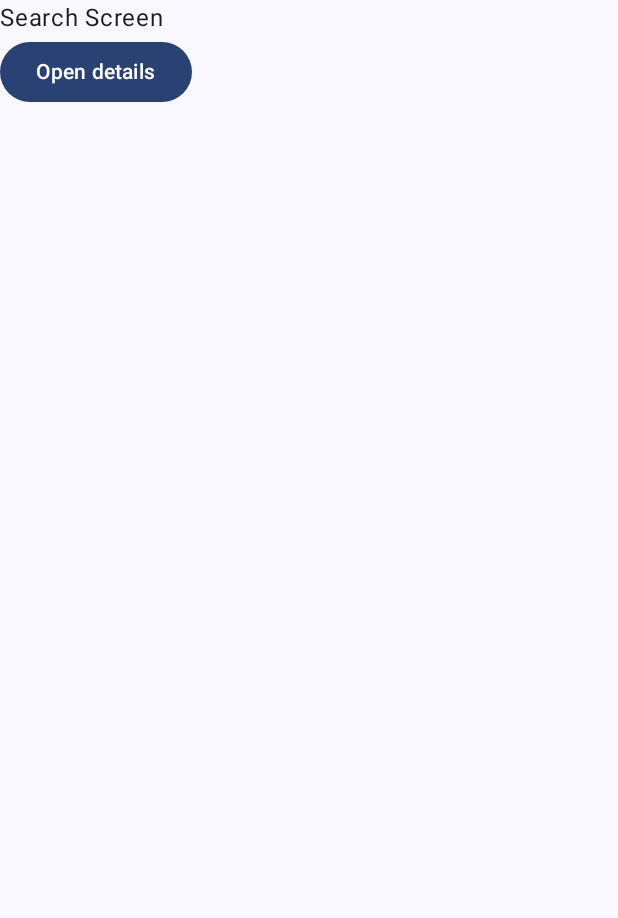
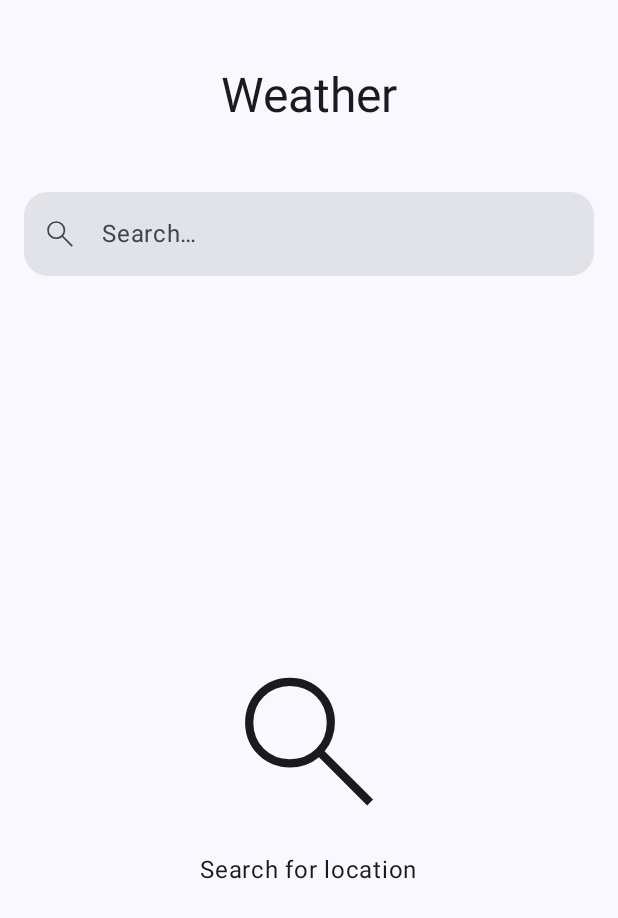
Before and after one commit to kormateusz/weather, an Android app built with Jetpack Compose: the screen it shows after launch (MainActivity), on a phone screen of 412 x 824 dp. Shown: the top 918 px of the screen. Run offline under Robolectric (Android 15) with nearby library versions, the phone set to English and light mode, and no system bars.

Commit message:
Add basic search screen UI

```diff
--- a/app/src/main/java/pl/kormateusz/weather/App.kt
+++ b/app/src/main/java/pl/kormateusz/weather/App.kt
@@ -4,6 +4,7 @@ import android.app.Application
 import org.koin.android.ext.koin.androidContext
 import org.koin.core.context.startKoin
 import pl.kormateusz.weather.modules.routingModule
+import pl.kormateusz.weather.modules.useCaseModule
 import pl.kormateusz.weather.modules.viewModelModule
 
 class App : Application() {
@@ -14,6 +15,7 @@ class App : Application() {
             modules(
                 viewModelModule,
                 routingModule,
+                useCaseModule,
             )
         }
     }
--- /dev/null
+++ b/app/src/main/java/pl/kormateusz/weather/domain/models/Location.kt
@@ -0,0 +1,5 @@
+package pl.kormateusz.weather.domain.models
+
+data class Location(
+    val name: String,
+)
--- /dev/null
+++ b/app/src/main/java/pl/kormateusz/weather/domain/usecases/BaseUseCase.kt
@@ -0,0 +1,9 @@
+package pl.kormateusz.weather.domain.usecases
+
+abstract class BaseParamUseCase<T, E> {
+    protected abstract fun buildUseCase(param: T): E
+
+    open fun execute(param: T): E {
+        return this.buildUseCase(param)
+    }
+}
--- /dev/null
+++ b/app/src/main/java/pl/kormateusz/weather/domain/usecases/ValidateSearchQueryUseCase.kt
@@ -0,0 +1,12 @@
+package pl.kormateusz.weather.domain.usecases
+
+class ValidateSearchQueryUseCase : BaseParamUseCase<String, Boolean>() {
+
+    @Suppress("PARAMETER_NAME_CHANGED_ON_OVERRIDE")
+    override fun buildUseCase(locationName: String): Boolean =
+        Regex(QUERY_REGEX).matches(locationName)
+
+    private companion object {
+        private const val QUERY_REGEX = "^\$|^[A-Za-zĄąĆćĘęŁłŃńÓóŚśŹźŻż\\s-]+\$"
+    }
+}
--- /dev/null
+++ b/app/src/main/java/pl/kormateusz/weather/modules/UseCaseModule.kt
@@ -0,0 +1,8 @@
+package pl.kormateusz.weather.modules
+
+import org.koin.dsl.module
+import pl.kormateusz.weather.domain.usecases.ValidateSearchQueryUseCase
+
+val useCaseModule = module {
+    factory { ValidateSearchQueryUseCase() }
+}
--- a/app/src/main/java/pl/kormateusz/weather/modules/ViewModelModule.kt
+++ b/app/src/main/java/pl/kormateusz/weather/modules/ViewModelModule.kt
@@ -6,6 +6,6 @@ import pl.kormateusz.weather.ui.screens.details.DetailsViewModel
 import pl.kormateusz.weather.ui.screens.search.SearchViewModel
 
 val viewModelModule = module {
-    viewModel { SearchViewModel(mainRouting = get()) }
+    viewModel { SearchViewModel(mainRouting = get(), validateSearchQueryUseCase = get()) }
     viewModel { (value: String) -> DetailsViewModel(value, mainRouting = get()) }
 }
--- a/app/src/main/java/pl/kormateusz/weather/ui/screens/MainActivity.kt
+++ b/app/src/main/java/pl/kormateusz/weather/ui/screens/MainActivity.kt
@@ -3,11 +3,12 @@ package pl.kormateusz.weather.ui.screens
 import android.os.Bundle
 import androidx.activity.ComponentActivity
 import androidx.activity.compose.setContent
-import pl.kormateusz.weather.ui.screens.MainApp
+import androidx.activity.enableEdgeToEdge
 
 class MainActivity : ComponentActivity() {
     override fun onCreate(savedInstanceState: Bundle?) {
         super.onCreate(savedInstanceState)
+        enableEdgeToEdge()
         setContent {
             MainApp()
         }
--- a/app/src/main/java/pl/kormateusz/weather/ui/screens/MainApp.kt
+++ b/app/src/main/java/pl/kormateusz/weather/ui/screens/MainApp.kt
@@ -1,6 +1,8 @@
 package pl.kormateusz.weather.ui.screens
 
+import androidx.compose.foundation.layout.Box
 import androidx.compose.foundation.layout.fillMaxSize
+import androidx.compose.foundation.layout.safeDrawingPadding
 import androidx.compose.material3.Surface
 import androidx.compose.runtime.Composable
 import androidx.compose.ui.Modifier
@@ -15,10 +17,12 @@ fun MainApp() {
     NavigatorLaunchedEffect(navController)
 
     WeatherTheme {
-        Surface(
-            modifier = Modifier.fillMaxSize(),
-        ) {
-            MainNavHost(navController)
+        Box(Modifier.safeDrawingPadding()) {
+            Surface(
+                modifier = Modifier.fillMaxSize(),
+            ) {
+                MainNavHost(navController)
+            }
         }
     }
 }
--- /dev/null
+++ b/app/src/main/java/pl/kormateusz/weather/ui/screens/common/SearchBox.kt
@@ -0,0 +1,82 @@
+package pl.kormateusz.weather.ui.screens.common
+
+import androidx.annotation.StringRes
+import androidx.compose.foundation.layout.fillMaxWidth
+import androidx.compose.foundation.layout.size
+import androidx.compose.foundation.shape.RoundedCornerShape
+import androidx.compose.foundation.text.KeyboardOptions
+import androidx.compose.material3.Icon
+import androidx.compose.material3.IconButton
+import androidx.compose.material3.MaterialTheme
+import androidx.compose.material3.Text
+import androidx.compose.material3.TextField
+import androidx.compose.material3.TextFieldDefaults
+import androidx.compose.runtime.Composable
+import androidx.compose.ui.Modifier
+import androidx.compose.ui.graphics.Color
+import androidx.compose.ui.res.painterResource
+import androidx.compose.ui.res.stringResource
+import androidx.compose.ui.text.input.KeyboardCapitalization
+import androidx.compose.ui.unit.dp
+import pl.kormateusz.weather.R
+
+@Composable
+fun SearchBox(
+    modifier: Modifier = Modifier,
+    value: String,
+    placeholder: String = "",
+    isErrorVisible: Boolean = false,
+    @StringRes errorText: Int? = null,
+    onTextChanged: (String) -> Unit,
+) {
+    TextField(
+        modifier = modifier
+            .fillMaxWidth(),
+        value = value,
+        placeholder = {
+            Text(
+                text = placeholder,
+                style = MaterialTheme.typography.bodyLarge,
+            )
+        },
+        shape = RoundedCornerShape(16.dp),
+        singleLine = true,
+        colors = TextFieldDefaults.colors(
+            focusedIndicatorColor = Color.Transparent,
+            unfocusedIndicatorColor = Color.Transparent,
+            errorLeadingIconColor = MaterialTheme.colorScheme.error,
+            errorIndicatorColor = Color.Transparent,
+            errorContainerColor = MaterialTheme.colorScheme.error.copy(alpha = 0.1f),
+        ),
+        leadingIcon = {
+            Icon(
+                modifier = Modifier.size(24.dp),
+                painter = painterResource(R.drawable.ic_search),
+                contentDescription = null,
+            )
+        },
+        trailingIcon = {
+            if (value.isNotEmpty()) {
+                IconButton(onClick = { onTextChanged("") }) {
+                    Icon(
+                        modifier = Modifier.size(24.dp),
+                        painter = painterResource(R.drawable.ic_clear),
+                        contentDescription = null
+                    )
+                }
+            }
+        },
+        textStyle = MaterialTheme.typography.bodyLarge,
+        keyboardOptions = KeyboardOptions(capitalization = KeyboardCapitalization.Sentences),
+        isError = isErrorVisible,
+        supportingText = {
+            if (errorText != null && isErrorVisible) {
+                Text(
+                    text = stringResource(id = errorText),
+                    style = MaterialTheme.typography.bodySmall,
+                )
+            }
+        },
+        onValueChange = { onTextChanged(it) },
+    )
+}
--- a/app/src/main/java/pl/kormateusz/weather/ui/screens/search/SearchScreen.kt
+++ b/app/src/main/java/pl/kormateusz/weather/ui/screens/search/SearchScreen.kt
@@ -1,21 +1,157 @@
 package pl.kormateusz.weather.ui.screens.search
 
+import androidx.compose.foundation.Image
+import androidx.compose.foundation.background
+import androidx.compose.foundation.layout.Arrangement
 import androidx.compose.foundation.layout.Column
-import androidx.compose.material3.Button
+import androidx.compose.foundation.layout.PaddingValues
+import androidx.compose.foundation.layout.Row
+import androidx.compose.foundation.layout.Spacer
+import androidx.compose.foundation.layout.fillMaxSize
+import androidx.compose.foundation.layout.fillMaxWidth
+import androidx.compose.foundation.layout.height
+import androidx.compose.foundation.layout.offset
+import androidx.compose.foundation.layout.padding
+import androidx.compose.foundation.layout.size
+import androidx.compose.foundation.layout.width
+import androidx.compose.foundation.lazy.LazyColumn
+import androidx.compose.foundation.lazy.items
+import androidx.compose.foundation.shape.CircleShape
+import androidx.compose.foundation.shape.RoundedCornerShape
+import androidx.compose.material3.Card
+import androidx.compose.material3.CenterAlignedTopAppBar
+import androidx.compose.material3.ExperimentalMaterial3Api
+import androidx.compose.material3.Icon
+import androidx.compose.material3.MaterialTheme
+import androidx.compose.material3.Scaffold
 import androidx.compose.material3.Text
 import androidx.compose.runtime.Composable
+import androidx.compose.runtime.collectAsState
+import androidx.compose.runtime.getValue
+import androidx.compose.ui.Alignment
+import androidx.compose.ui.Modifier
+import androidx.compose.ui.draw.clip
+import androidx.compose.ui.layout.ContentScale
+import androidx.compose.ui.res.painterResource
+import androidx.compose.ui.res.stringResource
+import androidx.compose.ui.unit.dp
+import androidx.compose.ui.zIndex
 import kotlinx.serialization.Serializable
+import pl.kormateusz.weather.R
+import pl.kormateusz.weather.domain.models.Location
 import pl.kormateusz.weather.ui.navigation.ComposeRoute
+import pl.kormateusz.weather.ui.screens.common.SearchBox
 
 @Serializable
 object SearchScreen : ComposeRoute
 
+@OptIn(ExperimentalMaterial3Api::class)
 @Composable
 fun SearchScreen(viewModel: SearchViewModel) {
-    Column {
-        Text(text = "Search Screen")
-        Button(onClick = { viewModel.onButtonClicked() }) {
-            Text(text = "Open details")
+    val state: SearchScreenUIState by viewModel.state.collectAsState()
+
+    Scaffold(
+        topBar = {
+            CenterAlignedTopAppBar(
+                modifier = Modifier.padding(vertical = 32.dp),
+                title = {
+                    Text(
+                        text = stringResource(id = R.string.app_name),
+                        style = MaterialTheme.typography.headlineLarge,
+                    )
+                })
+        }
+    ) { innerPadding ->
+        Column(
+            modifier = Modifier
+                .fillMaxWidth()
+                .padding(innerPadding)
+                .padding(horizontal = 16.dp)
+        ) {
+            SearchBox(
+                modifier = Modifier.zIndex(1f),
+                value = state.searchQuery,
+                isErrorVisible = !state.isQueryValid,
+                errorText = R.string.search_box_error,
+                placeholder = stringResource(id = R.string.search_placeholder),
+                onTextChanged = { viewModel.onQueryChange(it) },
+            )
+
+            if (state.locations.isEmpty()) {
+                EmptyState()
+            } else {
+                BodyList(state, viewModel)
+            }
         }
     }
 }
+
+@Composable
+private fun BodyList(
+    state: SearchScreenUIState,
+    viewModel: SearchViewModel
+) {
+    LazyColumn(
+        modifier = Modifier.offset(y = (-16).dp),
+        contentPadding = PaddingValues(top = 32.dp)
+    ) {
+        items(state.locations) { location ->
+            ListItem(location, onItemClick = { viewModel.onLocationClick(it) })
+            Spacer(modifier = Modifier.height(8.dp))
+        }
+    }
+}
+
+@Composable
+private fun ListItem(
+    location: Location,
+    onItemClick: (Location) -> Unit,
+) {
+    Card(
+        shape = RoundedCornerShape(16.dp),
+        onClick = { onItemClick(location) },
+    ) {
+        Row(
+            Modifier
+                .fillMaxWidth()
+                .padding(8.dp)
+                .height(54.dp),
+            verticalAlignment = Alignment.CenterVertically
+        ) {
+            Image(
+                modifier = Modifier
+                    .size(48.dp)
+                    .clip(CircleShape)
+                    .background(MaterialTheme.colorScheme.background),
+                painter = painterResource(R.drawable.city),
+                contentDescription = null,
+                contentScale = ContentScale.Crop,
+            )
+            Spacer(modifier = Modifier.width(8.dp))
+            Text(
+                text = location.name,
+                style = MaterialTheme.typography.bodyLarge,
+            )
+        }
+    }
+}
+
+@Composable
+private fun EmptyState() {
+    Column(
+        modifier = Modifier.fillMaxSize(),
+        horizontalAlignment = Alignment.CenterHorizontally,
+        verticalArrangement = Arrangement.Center,
+    ) {
+        Icon(
+            painter = painterResource(R.drawable.ic_search),
+            contentDescription = null,
+            modifier = Modifier.size(120.dp),
+        )
+        Spacer(modifier = Modifier.height(16.dp))
+        Text(
+            text = stringResource(id = R.string.search_empty_state_label),
+            style = MaterialTheme.typography.bodyLarge,
+        )
+    }
+}
--- /dev/null
+++ b/app/src/main/java/pl/kormateusz/weather/ui/screens/search/SearchScreenUIState.kt
@@ -0,0 +1,9 @@
+package pl.kormateusz.weather.ui.screens.search
+
+import pl.kormateusz.weather.domain.models.Location
+
+data class SearchScreenUIState(
+    val searchQuery: String = "",
+    val isQueryValid: Boolean = true,
+    val locations: List<Location> = emptyList(),
+)
--- /dev/null
+++ b/app/src/main/res/drawable/ic_clear.xml
@@ -0,0 +1,10 @@
+<vector xmlns:android="http://schemas.android.com/apk/res/android"
+    android:width="48dp"
+    android:height="48dp"
+    android:viewportWidth="960"
+    android:viewportHeight="960"
+    android:tint="?attr/colorControlNormal">
+  <path
+      android:fillColor="@android:color/white"
+      android:pathData="M332.08,658.92L480,511L627.92,658.92L658.92,627.92L511,480L658.92,332.08L627.92,301.08L480,449L332.08,301.08L301.08,332.08L449,480L301.08,627.92L332.08,658.92ZM479.68,856Q402.05,856 333.86,826.14Q265.67,796.28 214.72,745.38Q163.77,694.48 133.89,626.22Q104,557.95 104,480.13Q104,402.19 133.92,333.58Q163.84,264.96 215.03,213.74Q266.21,162.52 334.11,133.26Q402.01,104 479.42,104Q557.42,104 626.34,133.23Q695.26,162.47 746.27,213.66Q797.27,264.84 826.63,333.56Q856,402.28 856,480.41Q856,558.31 826.77,626Q797.53,693.69 746.36,744.9Q695.18,796.11 626.48,826.06Q557.79,856 479.68,856ZM480,812.23Q617.9,812.23 715.06,714.95Q812.23,617.67 812.23,480Q812.23,342.1 715.06,244.94Q617.9,147.77 480,147.77Q342.33,147.77 245.05,244.94Q147.77,342.1 147.77,480Q147.77,617.67 245.05,714.95Q342.33,812.23 480,812.23ZM480,480Q480,480 480,480Q480,480 480,480Q480,480 480,480Q480,480 480,480Q480,480 480,480Q480,480 480,480Q480,480 480,480Q480,480 480,480Z"/>
+</vector>
--- /dev/null
+++ b/app/src/main/res/drawable/ic_search.xml
@@ -0,0 +1,10 @@
+<vector xmlns:android="http://schemas.android.com/apk/res/android"
+    android:width="48dp"
+    android:height="48dp"
+    android:viewportWidth="960"
+    android:viewportHeight="960"
+    android:tint="?attr/colorControlNormal">
+  <path
+      android:fillColor="@android:color/white"
+      android:pathData="M790.23,818.92L533.15,561.85Q502.46,588.67 460.89,602.26Q419.33,615.85 379.75,615.85Q277.72,615.85 208.52,546.82Q139.31,477.79 139.31,376.82Q139.31,275.85 208.34,206.69Q277.37,137.54 377.78,137.54Q478.19,137.54 548.29,206.6Q618.38,275.67 618.38,376.56Q618.38,418.77 604.12,458.88Q589.85,499 563.38,529.62L821.69,786.69L790.23,818.92ZM378.58,572.08Q461.74,572.08 518.18,516.05Q574.62,460.03 574.62,376.69Q574.62,293.35 518.26,237.33Q461.91,181.31 378.67,181.31Q295.22,181.31 239.15,237.33Q183.08,293.35 183.08,376.69Q183.08,460.03 239.15,516.05Q295.22,572.08 378.58,572.08Z"/>
+</vector>
--- a/app/src/main/res/values/strings.xml
+++ b/app/src/main/res/values/strings.xml
@@ -1,3 +1,6 @@
 <resources>
     <string name="app_name">Weather</string>
+    <string name="search_placeholder">Search…</string>
+    <string name="search_empty_state_label">Search for location</string>
+    <string name="search_box_error">The city name can only contain letters, spaces, and a hyphen.</string>
 </resources>
```
Also changed, not shown: app/src/main/java/pl/kormateusz/weather/ui/screens/search/SearchViewModel.kt (+21 -2 lines), app/src/main/res/drawable-nodpi/city.webp (added).
